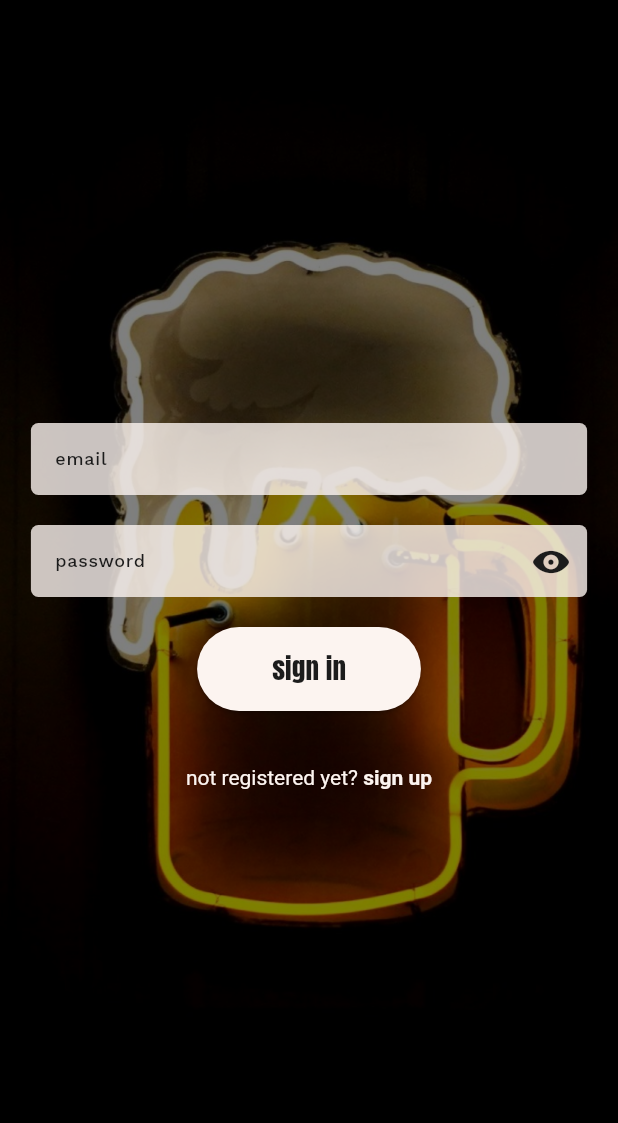
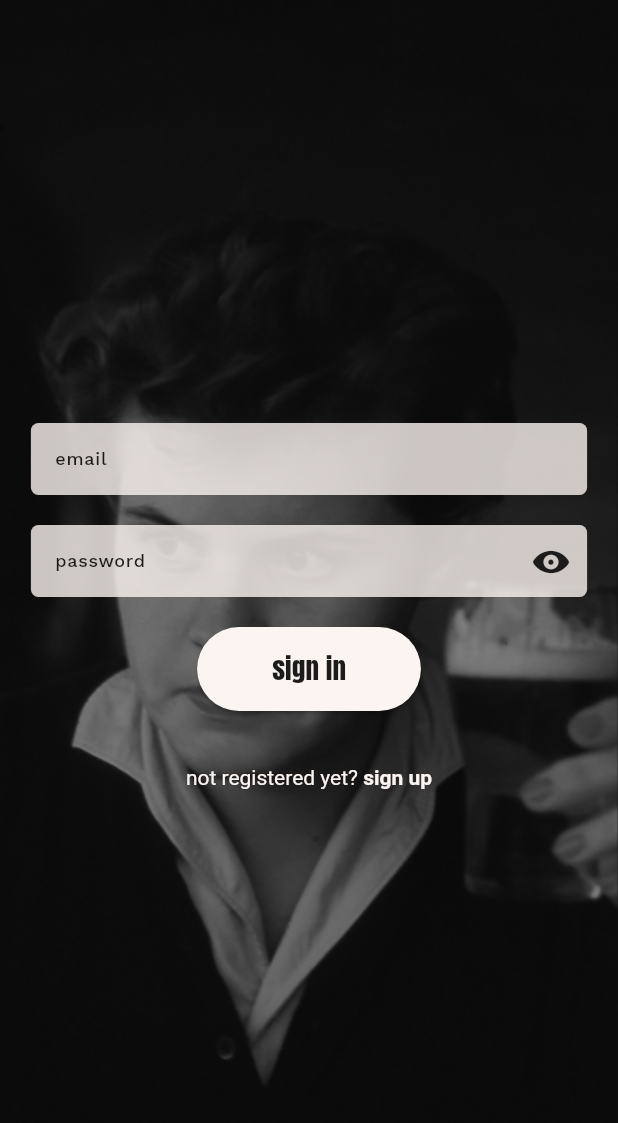
Before and after one commit to eddiearnoldz/sobar_app, a Flutter app: the SignInScreen screen opened directly, on a phone screen of 412 x 824 dp. Shown: the top 1123 px of the screen. Run offline on Flutter 3.47's test engine with Material 3 defaults, Android fonts, the phone set to English and light mode, and no system bars; our stand-ins replace bloc, cached_network_image, cloud_firestore, cloud_functions, equatable, firebase_auth and 9 more; accounts and stored records are empty; network calls fail.

Commit message:
changing images of welcome and signup/in screens

```diff
--- a/lib/screens/auth/views/sign_in_screen.dart
+++ b/lib/screens/auth/views/sign_in_screen.dart
@@ -2,7 +2,6 @@ import 'package:flutter/cupertino.dart';
 import 'package:flutter/material.dart';
 import 'package:flutter_bloc/flutter_bloc.dart';
 import 'package:sobar_app/blocs/authentication_bloc/authentication_bloc.dart';
-import 'package:sobar_app/components/my_text_button.dart';
 import 'package:sobar_app/components/my_text_field.dart';
 import 'package:sobar_app/screens/auth/blocs/sign_in_bloc/sign_in_bloc.dart';
 import 'package:sobar_app/screens/auth/blocs/sign_up_bloc/sign_up_bloc.dart'; // Import the SignUpBloc
@@ -61,7 +60,7 @@ class _SignInScreenState extends State<SignInScreen> {
           body: Stack(children: [
             Positioned.fill(
               child: Image.asset(
-                "assets/backgrounds/sign_in_beer_background.png",
+                "assets/backgrounds/sign_in_background.png",
                 fit: BoxFit.cover,
               ),
             ),
--- a/lib/screens/auth/views/sign_up_screen.dart
+++ b/lib/screens/auth/views/sign_up_screen.dart
@@ -1,7 +1,6 @@
 import 'package:flutter/cupertino.dart';
 import 'package:flutter/material.dart';
 import 'package:flutter_bloc/flutter_bloc.dart';
-import 'package:sobar_app/components/my_text_button.dart';
 import 'package:sobar_app/components/my_text_field.dart';
 import 'package:sobar_app/screens/auth/blocs/sign_up_bloc/sign_up_bloc.dart';
 import 'package:user_repository/user_repository.dart';
@@ -63,13 +62,13 @@ class _SignUpScreenState extends State<SignUpScreen> {
           body: Stack(children: [
             Positioned.fill(
               child: Image.asset(
-                "assets/backgrounds/sign_in_beer_background.png",
+                "assets/backgrounds/sign_up_background.png",
                 fit: BoxFit.cover,
               ),
             ),
             Positioned.fill(
                 child: Container(
-              color: Colors.black.withOpacity(0.5),
+              color: Colors.black.withOpacity(0.3),
             )),
             Center(
                 child: Column(
```
Also changed, not shown: assets/backgrounds/sign_in_background.png (added), assets/backgrounds/sign_in_beer_background.png (deleted).
